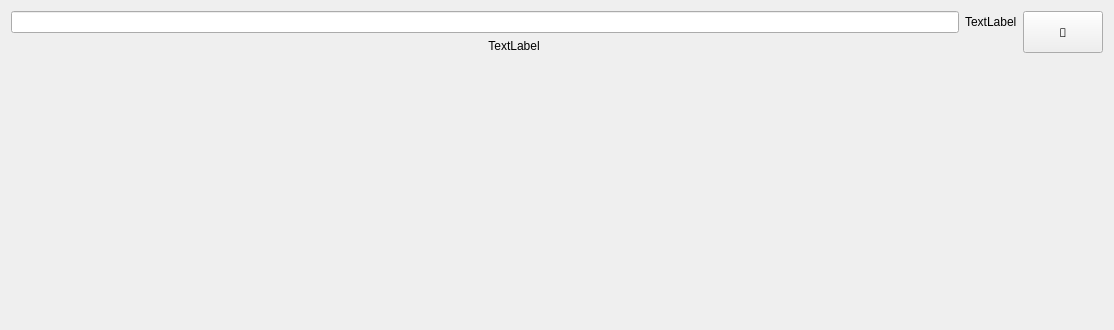
First picture: the form in epyq/widgets/epc.ui, repository epcpower/st, before the edit.
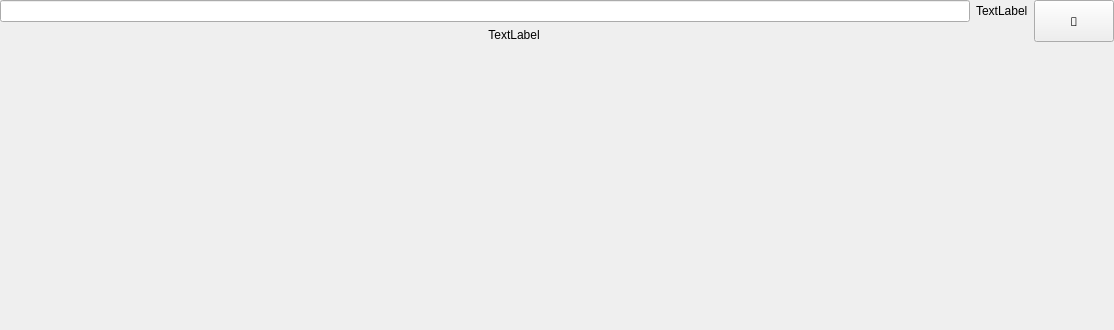
Second picture: the form after the edit.

Commit message: Correct EPC widget margins to zero

```diff
--- a/epyq/widgets/epc.ui
+++ b/epyq/widgets/epc.ui
@@ -20,6 +20,18 @@
    <string>Form</string>
   </property>
   <layout class="QGridLayout" name="gridLayout">
+   <property name="leftMargin">
+    <number>0</number>
+   </property>
+   <property name="topMargin">
+    <number>0</number>
+   </property>
+   <property name="rightMargin">
+    <number>0</number>
+   </property>
+   <property name="bottomMargin">
+    <number>0</number>
+   </property>
    <item row="0" column="0">
     <widget class="QLineEdit" name="value">
      <property name="alignment">
```
